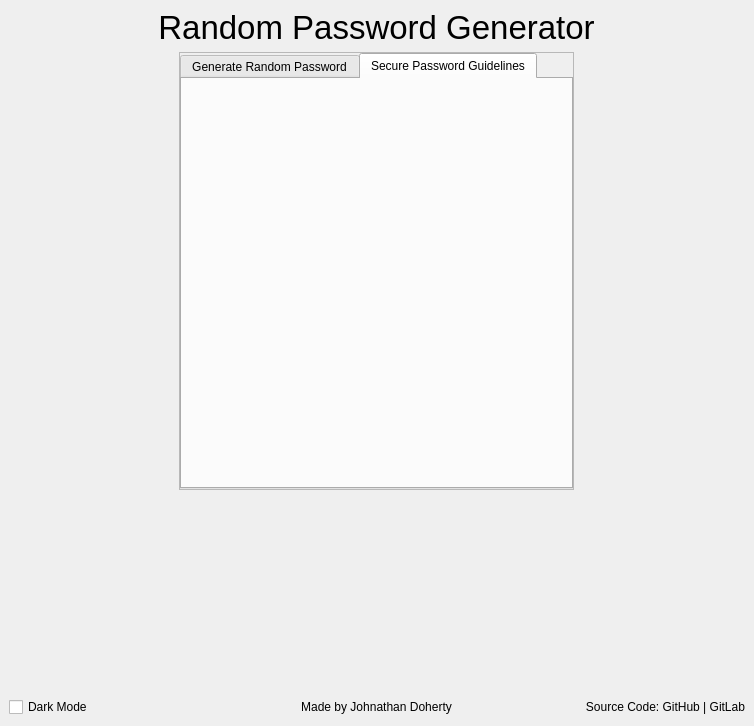
First picture: the form in ui/main_window.ui, repository sonalkarmakar/Random-Password-Generator, before the edit.
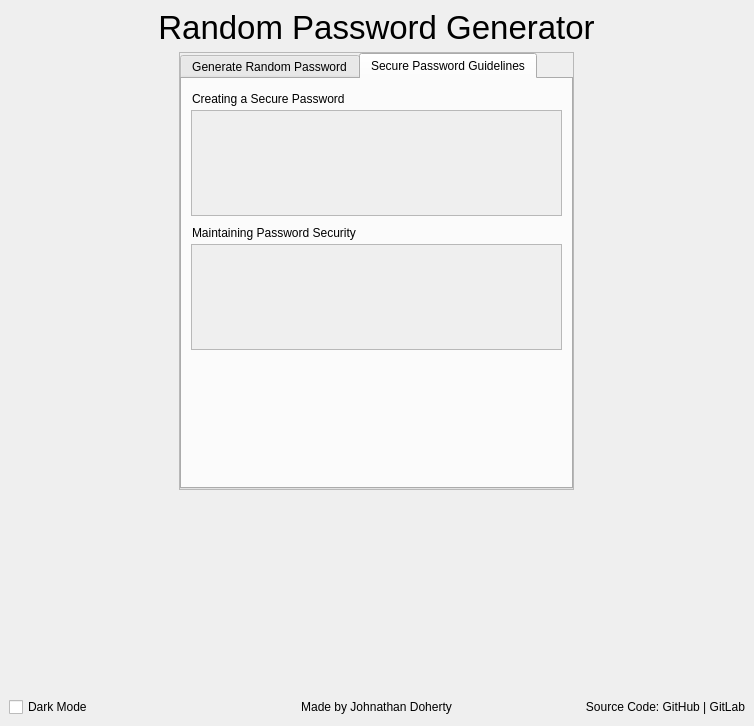
Second picture: the form after the edit. The open tabs and pages were chosen to show the change.

Commit message: Added layouts on the guidelines tab

```diff
--- a/ui/main_window.ui
+++ b/ui/main_window.ui
@@ -449,6 +449,166 @@
             <attribute name="title">
              <string>Secure Password Guidelines</string>
             </attribute>
+            <layout class="QVBoxLayout" name="verticalLayout_10">
+             <item>
+              <widget class="QWidget" name="CreatePasswdWidget" native="true">
+               <property name="sizePolicy">
+                <sizepolicy hsizetype="Preferred" vsizetype="Preferred">
+                 <horstretch>0</horstretch>
+                 <verstretch>0</verstretch>
+                </sizepolicy>
+               </property>
+               <layout class="QVBoxLayout" name="verticalLayout_11">
+                <property name="spacing">
+                 <number>0</number>
+                </property>
+                <property name="leftMargin">
+                 <number>0</number>
+                </property>
+                <property name="topMargin">
+                 <number>0</number>
+                </property>
+                <property name="rightMargin">
+                 <number>0</number>
+                </property>
+                <property name="bottomMargin">
+                 <number>0</number>
+                </property>
+                <item alignment="Qt::AlignTop">
+                 <widget class="QPushButton" name="CreatePasswdHeaderButton">
+                  <property name="styleSheet">
+                   <string notr="true">QPushButton {
+	text-align: left;
+}</string>
+                  </property>
+                  <property name="text">
+                   <string>Creating a Secure Password</string>
+                  </property>
+                  <property name="checkable">
+                   <bool>true</bool>
+                  </property>
+                  <property name="flat">
+                   <bool>true</bool>
+                  </property>
+                 </widget>
+                </item>
+                <item>
+                 <widget class="QScrollArea" name="CreatePasswdScrollArea">
+                  <property name="sizePolicy">
+                   <sizepolicy hsizetype="Expanding" vsizetype="Expanding">
+                    <horstretch>0</horstretch>
+                    <verstretch>0</verstretch>
+                   </sizepolicy>
+                  </property>
+                  <property name="widgetResizable">
+                   <bool>true</bool>
+                  </property>
+                  <widget class="QWidget" name="CreatePasswdContent">
+                   <property name="geometry">
+                    <rect>
+                     <x>0</x>
+                     <y>0</y>
+                     <width>405</width>
+                     <height>113</height>
+                    </rect>
+                   </property>
+                   <property name="sizePolicy">
+                    <sizepolicy hsizetype="Preferred" vsizetype="Preferred">
+                     <horstretch>0</horstretch>
+                     <verstretch>1</verstretch>
+                    </sizepolicy>
+                   </property>
+                  </widget>
+                 </widget>
+                </item>
+               </layout>
+              </widget>
+             </item>
+             <item>
+              <widget class="QWidget" name="MaintPasswdWidget" native="true">
+               <property name="sizePolicy">
+                <sizepolicy hsizetype="Preferred" vsizetype="Preferred">
+                 <horstretch>0</horstretch>
+                 <verstretch>0</verstretch>
+                </sizepolicy>
+               </property>
+               <layout class="QVBoxLayout" name="verticalLayout_12">
+                <property name="spacing">
+                 <number>0</number>
+                </property>
+                <property name="leftMargin">
+                 <number>0</number>
+                </property>
+                <property name="topMargin">
+                 <number>0</number>
+                </property>
+                <property name="rightMargin">
+                 <number>0</number>
+                </property>
+                <property name="bottomMargin">
+                 <number>0</number>
+                </property>
+                <item alignment="Qt::AlignTop">
+                 <widget class="QPushButton" name="MaintPasswdHeaderButton">
+                  <property name="styleSheet">
+                   <string notr="true">QPushButton {
+	text-align: left;
+}</string>
+                  </property>
+                  <property name="text">
+                   <string>Maintaining Password Security</string>
+                  </property>
+                  <property name="checkable">
+                   <bool>true</bool>
+                  </property>
+                  <property name="flat">
+                   <bool>true</bool>
+                  </property>
+                 </widget>
+                </item>
+                <item>
+                 <widget class="QScrollArea" name="MaintPasswdScrollArea">
+                  <property name="widgetResizable">
+                   <bool>true</bool>
+                  </property>
+                  <widget class="QWidget" name="MaintPasswdContent">
+                   <property name="geometry">
+                    <rect>
+                     <x>0</x>
+                     <y>0</y>
+                     <width>405</width>
+                     <height>112</height>
+                    </rect>
+                   </property>
+                   <property name="sizePolicy">
+                    <sizepolicy hsizetype="Preferred" vsizetype="Preferred">
+                     <horstretch>0</horstretch>
+                     <verstretch>1</verstretch>
+                    </sizepolicy>
+                   </property>
+                  </widget>
+                 </widget>
+                </item>
+               </layout>
+              </widget>
+             </item>
+             <item>
+              <spacer name="verticalSpacer">
+               <property name="orientation">
+                <enum>Qt::Vertical</enum>
+               </property>
+               <property name="sizeType">
+                <enum>QSizePolicy::Expanding</enum>
+               </property>
+               <property name="sizeHint" stdset="0">
+                <size>
+                 <width>20</width>
+                 <height>0</height>
+                </size>
+               </property>
+              </spacer>
+             </item>
+            </layout>
            </widget>
           </widget>
          </item>
```
Left out of the diff: 41 changed lines with no effect on the pictures. The commit also changes 1 other file.
